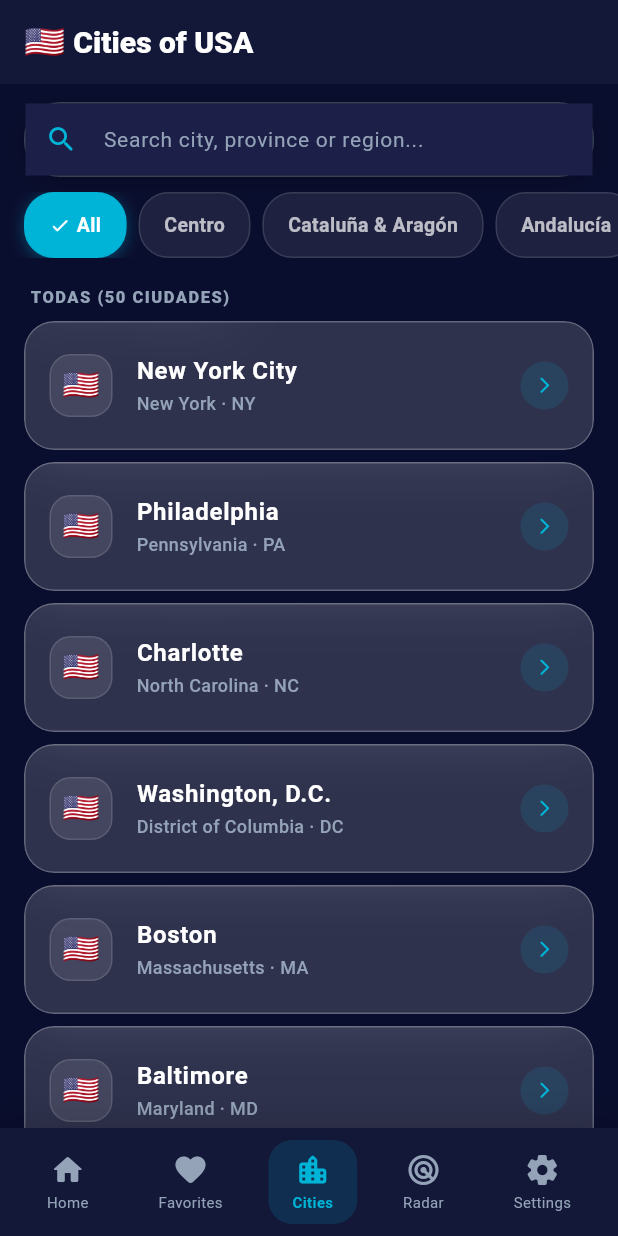
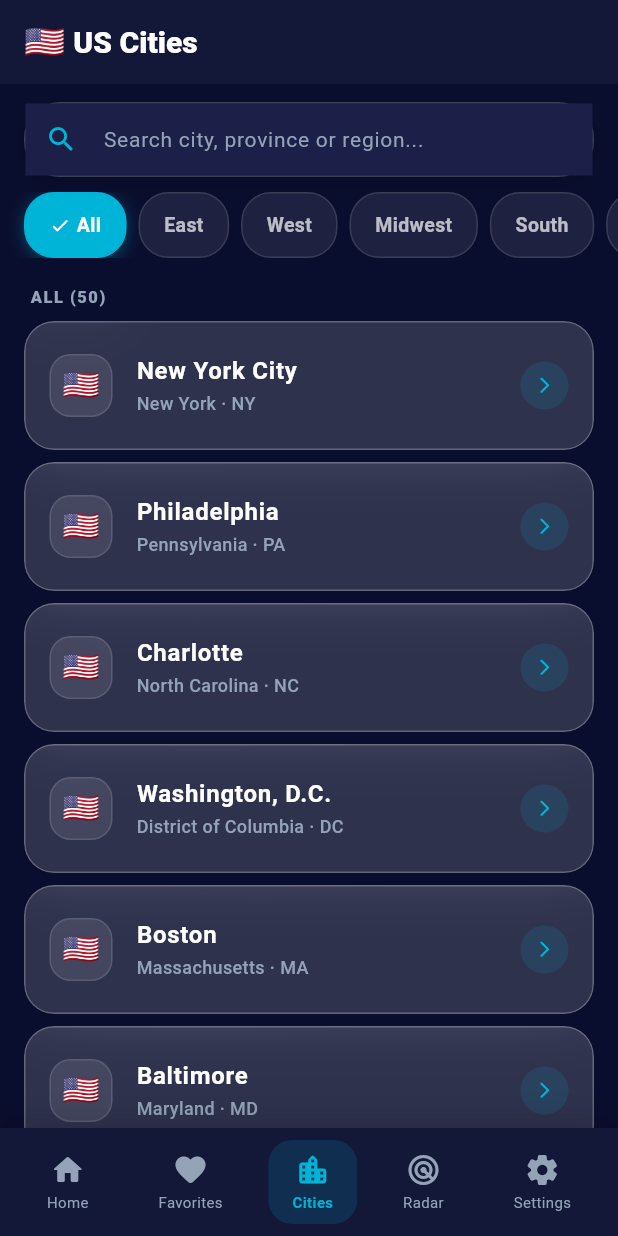
Before and after one commit to ADALINA-REP/usaweather, a Flutter app: the CitiesScreen screen opened by its route, on a phone screen of 412 x 824 dp. Run offline on Flutter 3.47's test engine with Material 3 defaults, Android fonts, the phone set to English and light mode, and no system bars; our stand-ins replace dio, flutter_local_notifications, flutter_map, flutter_riverpod, geolocator, get_it and 4 more; accounts and stored records are empty; network calls fail.

Commit message:
fix(ios): update language flags, US region filter, and app branding for USA Weather

```diff
--- a/lib/core/constants/api_constants.dart
+++ b/lib/core/constants/api_constants.dart
@@ -53,7 +53,7 @@ class ApiConstants {
   // Google Maps
   static const String googleMapsApiKey = 'AIzaSyBCbRqBJBzqc6sBBPiWAwUmkpXbYU8LJkE';
 
-  // Default location (Madrid, Spain)
+  // Default location (New York City, USA)
   static const String defaultCity = 'New York City';
   static const double defaultLat = 40.7128;
   static const double defaultLon = -74.0060;
--- a/lib/core/localization/app_localizations.dart
+++ b/lib/core/localization/app_localizations.dart
@@ -1931,26 +1931,26 @@ class AppLocalizations {
 
   // ─── Screen: Cities ────────────────────────────────────────────────────────
   String get citiesTitle => switch (_lang) {
-        'es' => 'US Cities',
-        'fr' => 'Villes d\'Espagne',
-        'de' => 'Städte Spaniens',
-        'it' => 'Città della Spagna',
-        'pt' => 'Cidades de Espanha',
-        'nl' => 'Steden van Spanje',
-        'pl' => 'Miasta Hiszpanii',
-        'ru' => 'Города Испании',
-        'sv' => 'Spaniens städer',
-        'tr' => 'İspanya Şehirleri',
-        'el' => 'Πόλεις της Ισπανίας',
-        'ar' => 'مدن إسبانيا',
-        'zh' => '西班牙城市',
-        'ja' => 'スペインの都市',
-        'ko' => '스페인 도시',
-        'hi' => 'स्पेन के शहर',
-        'bn' => 'স্পেনের শহর',
-        'th' => 'เมืองต่างๆ ในสเปน',
-        'vi' => 'Các thành phố Tây Ban Nha',
-        _ => 'Cities of USA',
+        'es' => 'Ciudades de EE. UU.',
+        'fr' => 'Villes des États-Unis',
+        'de' => 'US-Städte',
+        'it' => 'Città degli USA',
+        'pt' => 'Cidades dos EUA',
+        'nl' => 'Steden van de VS',
+        'pl' => 'Miasta USA',
+        'ru' => 'Города США',
+        'sv' => 'USA-städer',
+        'tr' => 'ABD Şehirleri',
+        'el' => 'Πόλεις των ΗΠΑ',
+        'ar' => 'مدن أمريكا',
+        'zh' => '美国城市',
+        'ja' => 'アメリカの都市',
+        'ko' => '미국 도시',
+        'hi' => 'अमेरिका के शहर',
+        'bn' => 'যুক্তরাষ্ট্রের শহর',
+        'th' => 'เมืองต่างๆ ในสหรัฐฯ',
+        'vi' => 'Các thành phố Mỹ',
+        _ => 'US Cities',
       };
 
   String get searchCitiesHint => switch (_lang) {
@@ -2023,25 +2023,25 @@ class AppLocalizations {
       };
 
   String get searchCityInUsaTitle => switch (_lang) {
-        'es' => 'Search US City',
-        'fr' => 'Rechercher une ville en Espagne',
-        'de' => 'Stadt in Spanien suchen',
-        'it' => 'Cerca una città in Spagna',
-        'pt' => 'Procurar cidade em Espanha',
-        'nl' => 'Zoek stad in Spanje',
-        'pl' => 'Szukaj miasta w Hiszpanii',
-        'ru' => 'Поиск города в Испании',
-        'sv' => 'Sök stad i Spanien',
-        'tr' => 'İspanya\'da Şehir Ara',
-        'el' => 'Αναζήτηση πόλης στην Ισπανία',
-        'ar' => 'البحث عن مدينة في إسبانيا',
-        'zh' => '搜索西班牙城市',
-        'ja' => 'スペインの都市を検索',
-        'ko' => '스페인 도시 검색',
-        'hi' => 'स्पेन में शहर खोजें',
-        'bn' => 'স্পেনে শহর অনুসন্ধান করুন',
-        'th' => 'ค้นหาเมืองในสเปน',
-        'vi' => 'Tìm thành phố tại Tây Ban Nha',
+        'es' => 'Buscar ciudad en EE. UU.',
+        'fr' => 'Rechercher une ville aux États-Unis',
+        'de' => 'Stadt in den USA suchen',
+        'it' => 'Cerca una città negli USA',
+        'pt' => 'Procurar cidade nos EUA',
+        'nl' => 'Zoek stad in de VS',
+        'pl' => 'Szukaj miasta w USA',
+        'ru' => 'Поиск города в США',
+        'sv' => 'Sök stad i USA',
+        'tr' => 'ABD\'de Şehir Ara',
+        'el' => 'Αναζήτηση πόλης στις ΗΠΑ',
+        'ar' => 'البحث عن مدينة في أمريكا',
+        'zh' => '搜索美国城市',
+        'ja' => 'アメリカの都市を検索',
+        'ko' => '미국 도시 검색',
+        'hi' => 'अमेरिका में शहर खोजें',
+        'bn' => 'যুক্তরাষ্ট্রে শহর অনুসন্ধান করুন',
+        'th' => 'ค้นหาเมืองในสหรัฐฯ',
+        'vi' => 'Tìm thành phố tại Mỹ',
         _ => 'Search City in USA...',
       };
 
@@ -2209,25 +2209,25 @@ class AppLocalizations {
       };
 
   String get toggleCitiesTooltip => switch (_lang) {
-        'es' => 'Mostrar/Ocultar US cities',
-        'fr' => 'Afficher/Masquer les villes d\'Espagne',
-        'de' => 'Spanische Städte ein-/ausblenden',
-        'it' => 'Mostra/Nascondi città della Spagna',
-        'pt' => 'Mostrar/Ocultar cidades de Espanha',
-        'nl' => 'Spaanse steden tonen/verbergen',
-        'pl' => 'Pokaż/ukryj miasta Hiszpanii',
-        'ru' => 'Показать/скрыть города Испании',
-        'sv' => 'Visa/dölj spanska städer',
-        'tr' => 'İspanya Şehirlerini Göster/Gizle',
-        'el' => 'Εμφάνιση/Απόκρυψη ισπανικών πόλεων',
-        'ar' => 'إظهار/إخفاء مدن إسبانيا',
-        'zh' => '显示/隐藏西班牙城市',
-        'ja' => 'スペインの都市の表示/非表示',
-        'ko' => '스페인 도시 표시/숨기기',
-        'hi' => 'स्पेन के शहरों को दिखाएं/छिपाएं',
-        'bn' => 'স্পেনের শহরগুলি প্রদর্শন/লুকান',
-        'th' => 'แสดง/ซ่อนเมืองในสเปน',
-        'vi' => 'Hiện/Ẩn các thành phố Tây Ban Nha',
+        'es' => 'Mostrar/Ocultar ciudades de EE. UU.',
+        'fr' => 'Afficher/Masquer les villes des États-Unis',
+        'de' => 'US-Städte ein-/ausblenden',
+        'it' => 'Mostra/Nascondi città degli USA',
+        'pt' => 'Mostrar/Ocultar cidades dos EUA',
+        'nl' => 'Amerikaanse steden tonen/verbergen',
+        'pl' => 'Pokaż/ukryj miasta USA',
+        'ru' => 'Показать/скрыть города США',
+        'sv' => 'Visa/dölj USA-städer',
+        'tr' => 'ABD Şehirlerini Göster/Gizle',
+        'el' => 'Εμφάνιση/Απόκρυψη πόλεων ΗΠΑ',
+        'ar' => 'إظهار/إخفاء مدن أمريكا',
+        'zh' => '显示/隐藏美国城市',
+        'ja' => 'アメリカの都市の表示/非表示',
+        'ko' => '미국 도시 표시/숨기기',
+        'hi' => 'अमेरिका के शहरों को दिखाएं/छिपाएं',
+        'bn' => 'যুক্তরাষ্ট্রের শহরগুলি প্রদর্শন/লুকান',
+        'th' => 'แสดง/ซ่อนเมืองในสหรัฐฯ',
+        'vi' => 'Hiện/Ẩn các thành phố Mỹ',
         _ => 'Show/Hide US Cities',
       };
 
--- a/lib/data/repositories/settings_repository.dart
+++ b/lib/data/repositories/settings_repository.dart
@@ -78,10 +78,10 @@ class SettingsRepository {
   /// Resolves the effective language code according to the strict priority:
   /// 1. User's manually selected language
   /// 2. Device system language (if supported)
-  /// 3. Application default fallback ('es')
+  /// 3. Application default fallback ('en')
   String resolveEffectiveLanguageCode([String? deviceLanguageCode]) {
     if (!isSystemLanguage) {
-      return languageMap[selectedLanguage] ?? 'es';
+      return languageMap[selectedLanguage] ?? 'en';
     }
     if (deviceLanguageCode != null &&
         supportedLanguageCodes.contains(deviceLanguageCode.toLowerCase())) {
--- a/lib/ui/screens/cities/cities_screen.dart
+++ b/lib/ui/screens/cities/cities_screen.dart
@@ -2,7 +2,7 @@
 import 'package:flutter/material.dart';
 import 'package:flutter_riverpod/flutter_riverpod.dart';
 import 'package:go_router/go_router.dart';
-import 'package:usaweather/core/constants/spain_cities.dart';
+import 'package:usaweather/core/constants/us_cities.dart';
 import 'package:usaweather/core/di/injection.dart';
 import 'package:usaweather/core/localization/app_localizations.dart';
 import 'package:usaweather/core/router/app_router.dart';
@@ -13,7 +13,7 @@ import 'package:usaweather/ui/components/glass_card.dart';
 import 'package:usaweather/ui/screens/home/home_provider.dart';
 
 final _searchProvider = StateProvider<String>((ref) => '');
-final _selectedRegionProvider = StateProvider<String>((ref) => 'Todas');
+final _selectedRegionProvider = StateProvider<String>((ref) => 'All');
 
 final _onlineResultsProvider =
     FutureProvider.family<List<LocationData>, String>((ref, query) async {
@@ -34,13 +34,12 @@ class _CitiesScreenState extends ConsumerState<CitiesScreen> {
   final _ctrl = TextEditingController();
 
   static const List<String> _regions = [
-    'Todas',
-    'Centro',
-    'Cataluña & Aragón',
-    'Andalucía',
-    'Levante',
-    'Norte',
-    'Islas',
+    'All',
+    'East',
+    'West',
+    'Midwest',
+    'South',
+    'Pacific & Offshore',
   ];
 
   @override
@@ -57,15 +56,15 @@ class _CitiesScreenState extends ConsumerState<CitiesScreen> {
     final onlineAsync = ref.watch(_onlineResultsProvider(query));
     final l10n = AppLocalizations.of(context);
 
-    // Filter local Spanish cities
-    final filteredSpainCities = SpainCities.cities.where((city) {
+    // Filter local US cities
+    final filteredUsCities = UsCities.cities.where((city) {
       final matchesRegion =
-          selectedRegion == 'Todas' || city.regionGroup == selectedRegion;
+          selectedRegion == 'All' || selectedRegion == 'Todas' || city.regionGroup == selectedRegion;
       final q = query.trim().toLowerCase();
       if (q.isEmpty) return matchesRegion;
       final matchesQuery = city.name.toLowerCase().contains(q) ||
-          city.province.toLowerCase().contains(q) ||
-          city.community.toLowerCase().contains(q);
+          city.state.toLowerCase().contains(q) ||
+          city.stateCode.toLowerCase().contains(q);
       return matchesQuery;
     }).toList();
 
@@ -161,7 +160,7 @@ class _CitiesScreenState extends ConsumerState<CitiesScreen> {
                 itemBuilder: (context, i) {
                   final reg = _regions[i];
                   final isSelected = reg == selectedRegion;
-                  final displayLabel = reg == 'Todas' ? l10n.allRegions : reg;
+                  final displayLabel = (reg == 'All' || reg == 'Todas') ? l10n.allRegions : reg;
 
                   return GestureDetector(
                     onTap: () {
@@ -228,15 +227,15 @@ class _CitiesScreenState extends ConsumerState<CitiesScreen> {
               physics: const BouncingScrollPhysics(),
               padding: const EdgeInsets.fromLTRB(16, 4, 16, 24),
               children: [
-                // Header for Spanish cities
-                if (filteredSpainCities.isNotEmpty) ...[
+                // Header for US cities
+                if (filteredUsCities.isNotEmpty) ...[
                   Padding(
                     padding: const EdgeInsets.only(left: 4, bottom: 8, top: 4),
                     child: Text(
                       query.isEmpty
-                          ? '$selectedRegion (${filteredSpainCities.length} ciudades)'
+                          ? '${selectedRegion == "All" ? l10n.allRegions : selectedRegion} (${filteredUsCities.length})'
                               .toUpperCase()
-                          : 'Ciudades encontradas (${filteredSpainCities.length})'
+                          : '${l10n.citiesTitle} (${filteredUsCities.length})'
                               .toUpperCase(),
                       style: TextStyle(
                         color: (isDark ? const Color(0xFF94A3B8) : const Color(0xFF64748B)),
@@ -246,7 +245,7 @@ class _CitiesScreenState extends ConsumerState<CitiesScreen> {
                       ),
                     ),
                   ),
-                  ...filteredSpainCities.map((city) => _buildSpainCityCard(
+                  ...filteredUsCities.map((city) => _buildUsCityCard(
                         context,
                         city,
                         isDark,
@@ -259,7 +258,7 @@ class _CitiesScreenState extends ConsumerState<CitiesScreen> {
                   onlineAsync.when(
                     data: (results) {
                       final nonDuplicates = results.where((r) {
-                        return !filteredSpainCities.any((local) =>
+                        return !filteredUsCities.any((local) =>
                             local.name.toLowerCase() ==
                             r.name.toLowerCase());
                       }).toList();
@@ -274,7 +273,7 @@ class _CitiesScreenState extends ConsumerState<CitiesScreen> {
                           Padding(
                             padding: const EdgeInsets.only(left: 4, bottom: 8),
                             child: Text(
-                              'OTRAS UBICACIONES / MÁS RESULTADOS'.toUpperCase(),
+                              'MORE RESULTS'.toUpperCase(),
                               style: TextStyle(
                                 color: (isDark ? const Color(0xFF94A3B8) : const Color(0xFF64748B)),
                                 fontSize: 11,
@@ -305,7 +304,7 @@ class _CitiesScreenState extends ConsumerState<CitiesScreen> {
                 ],
 
                 // Empty state
-                if (filteredSpainCities.isEmpty && query.isNotEmpty)
+                if (filteredUsCities.isEmpty && query.isNotEmpty)
                   Padding(
                     padding: const EdgeInsets.symmetric(vertical: 48),
                     child: Center(
@@ -333,8 +332,8 @@ class _CitiesScreenState extends ConsumerState<CitiesScreen> {
     );
   }
 
-  Widget _buildSpainCityCard(
-      BuildContext context, SpainCityItem city, bool isDark) {
+  Widget _buildUsCityCard(
+      BuildContext context, UsCityItem city, bool isDark) {
     return Padding(
       padding: const EdgeInsets.only(bottom: 8),
       child: GlassCard(
@@ -375,7 +374,7 @@ class _CitiesScreenState extends ConsumerState<CitiesScreen> {
             ),
           ),
           subtitle: Text(
-            '${city.province} · ${city.community}',
+            '${city.state} · ${city.stateCode}',
             style: TextStyle(
               color: isDark ? const Color(0xFF94A3B8) : const Color(0xFF64748B),
               fontSize: 12,
--- a/lib/ui/screens/home/home_screen.dart
+++ b/lib/ui/screens/home/home_screen.dart
@@ -4,7 +4,7 @@ import 'dart:async';
 import 'package:flutter/material.dart';
 import 'package:flutter_riverpod/flutter_riverpod.dart';
 import 'package:intl/intl.dart';
-import 'package:usaweather/core/constants/spain_cities.dart';
+import 'package:usaweather/core/constants/us_cities.dart';
 import 'package:usaweather/core/di/injection.dart';
 import 'package:usaweather/core/localization/app_localizations.dart';
 import 'package:usaweather/core/theme/app_theme.dart';
@@ -1959,18 +1959,17 @@ class _CitySearchSheetState extends ConsumerState<_CitySearchSheet> {
   final TextEditingController _controller = TextEditingController();
   Timer? _debounceTimer;
   String _query = '';
-  String _selectedRegion = 'Todas';
+  String _selectedRegion = 'All';
   List<LocationData> _onlineResults = [];
   bool _isSearchingOnline = false;
 
   static const List<String> _regions = [
-    'Todas',
-    'Centro',
-    'Cataluña & Aragón',
-    'Andalucía',
-    'Levante',
-    'Norte',
-    'Islas',
+    'All',
+    'East',
+    'West',
+    'Midwest',
+    'South',
+    'Pacific & Offshore',
   ];
 
   @override
@@ -2028,7 +2027,7 @@ class _CitySearchSheetState extends ConsumerState<_CitySearchSheet> {
     Navigator.pop(context);
   }
 
-  void _submit(List<SpainCityItem> filteredLocal) {
+  void _submit(List<UsCityItem> filteredLocal) {
     final q = _query.trim();
     if (q.isEmpty) return;
 
@@ -2048,18 +2047,18 @@ class _CitySearchSheetState extends ConsumerState<_CitySearchSheet> {
     final l10n = AppLocalizations.of(context);
 
     final qLower = _query.trim().toLowerCase();
-    final filteredSpainCities = SpainCities.cities.where((city) {
+    final filteredUsCities = UsCities.cities.where((city) {
       final matchesRegion =
-          _selectedRegion == 'Todas' || city.regionGroup == _selectedRegion;
+          _selectedRegion == 'All' || _selectedRegion == 'Todas' || city.regionGroup == _selectedRegion;
       if (qLower.isEmpty) return matchesRegion;
       return city.name.toLowerCase().contains(qLower) ||
-          city.province.toLowerCase().contains(qLower) ||
-          city.community.toLowerCase().contains(qLower);
+          city.state.toLowerCase().contains(qLower) ||
+          city.stateCode.toLowerCase().contains(qLower);
     }).toList();
 
     // Filter out online duplicates
     final nonDuplicateOnline = _onlineResults.where((r) {
-      return !filteredSpainCities.any((local) =>
+      return !filteredUsCities.any((local) =>
           local.name.toLowerCase() == r.name.toLowerCase());
     }).toList();
 
@@ -2113,7 +2112,7 @@ class _CitySearchSheetState extends ConsumerState<_CitySearchSheet> {
                   controller: _controller,
                   autofocus: true,
                   onChanged: _onQueryChanged,
-                  onSubmitted: (_) => _submit(filteredSpainCities),
+                  onSubmitted: (_) => _submit(filteredUsCities),
                   style: TextStyle(
                     color: isDark ? Colors.white : const Color(0xFF0F172A),
                     fontWeight: FontWeight.w600,
@@ -2148,7 +2147,7 @@ class _CitySearchSheetState extends ConsumerState<_CitySearchSheet> {
                           ),
                         IconButton(
                           icon: const Icon(Icons.arrow_forward_rounded, color: Color(0xFF00B4D8)),
-                          onPressed: () => _submit(filteredSpainCities),
+                          onPressed: () => _submit(filteredUsCities),
                         ),
                       ],
                     ),
@@ -2169,7 +2168,7 @@ class _CitySearchSheetState extends ConsumerState<_CitySearchSheet> {
                     itemBuilder: (context, i) {
                       final reg = _regions[i];
                       final isSelected = reg == _selectedRegion;
-                      final displayLabel = reg == 'Todas' ? l10n.allRegions : reg;
+                      final displayLabel = (reg == 'All' || reg == 'Todas') ? l10n.allRegions : reg;
                       return ChoiceChip(
                         label: Text(displayLabel),
                         selected: isSelected,
@@ -2207,14 +2206,14 @@ class _CitySearchSheetState extends ConsumerState<_CitySearchSheet> {
                   controller: scrollController,
                   padding: const EdgeInsets.fromLTRB(16, 4, 16, 24),
                   children: [
-                    // Section Header for Spanish Cities
-                    if (filteredSpainCities.isNotEmpty) ...[
+                    // Section Header for US Cities
+                    if (filteredUsCities.isNotEmpty) ...[
                       Padding(
                         padding: const EdgeInsets.only(left: 4, bottom: 8, top: 4),
                         child: Text(
                           _query.isEmpty
-                              ? 'US CITIES (${filteredSpainCities.length})'
-                              : 'CIUDADES ENCONTRADAS (${filteredSpainCities.length})',
+                              ? 'US CITIES (${filteredUsCities.length})'
+                              : 'CITIES FOUND (${filteredUsCities.length})',
                           style: TextStyle(
                             color: (isDark ? Colors.white70 : Colors.black54)
                                 .withValues(alpha: 0.6),
@@ -2224,8 +2223,8 @@ class _CitySearchSheetState extends ConsumerState<_CitySearchSheet> {
                           ),
                         ),
                       ),
-                      ...filteredSpainCities.map(
-                        (city) => _buildSpainCityItem(context, city, isDark),
+                      ...filteredUsCities.map(
+                        (city) => _buildUsCityItem(context, city, isDark),
                       ),
                     ],
 
@@ -2250,7 +2249,7 @@ class _CitySearchSheetState extends ConsumerState<_CitySearchSheet> {
                         Padding(
                           padding: const EdgeInsets.only(left: 4, bottom: 8),
                           child: Text(
-                            'OTRAS UBICACIONES / MÁS RESULTADOS'.toUpperCase(),
+                            'MORE LOCATIONS / RESULTS'.toUpperCase(),
                             style: TextStyle(
                               color: (isDark ? Colors.white70 : Colors.black54)
                                   .withValues(alpha: 0.6),
@@ -2267,7 +2266,7 @@ class _CitySearchSheetState extends ConsumerState<_CitySearchSheet> {
                     ],
 
                     // Empty State
-                    if (filteredSpainCities.isEmpty &&
+                    if (filteredUsCities.isEmpty &&
                         nonDuplicateOnline.isEmpty &&
                         !_isSearchingOnline &&
                         _query.isNotEmpty)
@@ -2301,8 +2300,8 @@ class _CitySearchSheetState extends ConsumerState<_CitySearchSheet> {
     );
   }
 
-  Widget _buildSpainCityItem(
-      BuildContext context, SpainCityItem city, bool isDark) {
+  Widget _buildUsCityItem(
+      BuildContext context, UsCityItem city, bool isDark) {
     return Padding(
       padding: const EdgeInsets.only(bottom: 8),
       child: GlassCard(
@@ -2331,7 +2330,7 @@ class _CitySearchSheetState extends ConsumerState<_CitySearchSheet> {
             ),
           ),
           subtitle: Text(
-            '${city.province} · ${city.community}',
+            '${city.state} · ${city.stateCode}',
             style: TextStyle(
               color: isDark ? Colors.white60 : Colors.black54,
               fontSize: 12,
--- a/lib/ui/screens/radar/radar_screen.dart
+++ b/lib/ui/screens/radar/radar_screen.dart
@@ -223,7 +223,7 @@ class _RadarScreenState extends ConsumerState<RadarScreen> {
               // Base Map Layer (Esri Dark Canvas / OpenStreetMap / Esri Satellite)
               TileLayer(
                 urlTemplate: baseTileUrl,
-                userAgentPackageName: 'com.spainweather.tiempo',
+                userAgentPackageName: 'com.usweather.radarforecast',
                 tileProvider: NetworkTileProvider(),
                 tileBuilder: isDark && !_useSatelliteMode
                     ? (context, tileWidget, tile) {
@@ -247,7 +247,7 @@ class _RadarScreenState extends ConsumerState<RadarScreen> {
                   child: TileLayer(
                     urlTemplate:
                         '$_host${currentFrame.path}/256/{z}/{x}/{y}/2/1_1.png',
-                    userAgentPackageName: 'com.spainweather.tiempo',
+                    userAgentPackageName: 'com.usweather.radarforecast',
                     tileProvider: NetworkTileProvider(),
                   ),
                 ),
--- a/lib/ui/screens/settings/settings_screen.dart
+++ b/lib/ui/screens/settings/settings_screen.dart
@@ -298,8 +298,8 @@ class _LanguagePicker extends StatelessWidget {
             children: languages.map((lang) {
               const flagMap = {
                 'System Default': '🌐',
-                'Spanish':    '🇺🇸',
-                'English':    '🇬🇧',
+                'English':    '🇺🇸',
+                'Spanish':    '🇪🇸',
                 'French':     '🇫🇷',
                 'German':     '🇩🇪',
                 'Italian':    '🇮🇹',
```
Also changed, not shown: 4 other files.
